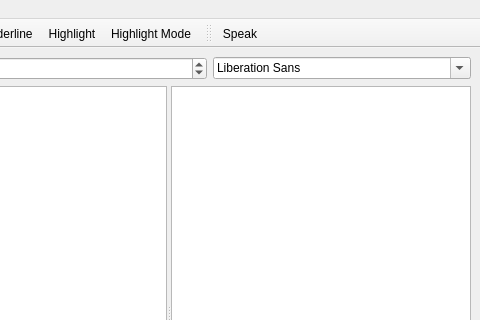
Before: the Qt Designer form ui/mainwindow.ui in nyov/writetype, drawn with Qt 5; both pictures show x 323 to 803 and y 0 to 320 of the 803 by 600 pixel window.
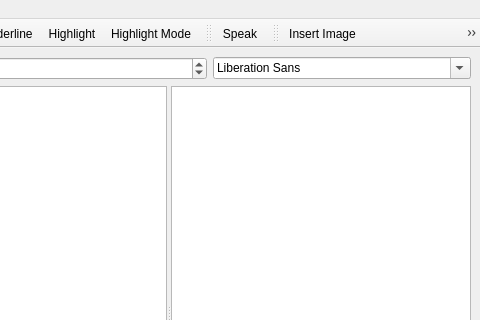
After: the same form once the commit is applied. Icons and pictures are not drawn. Custom widgets are drawn as their Qt base class.

Commit message: VERY basic and buggy image support. Beware.

```diff
--- a/ui/mainwindow.ui
+++ b/ui/mainwindow.ui
@@ -189,6 +189,20 @@
    </attribute>
    <addaction name="actionSpeak"/>
   </widget>
+  <widget class="QToolBar" name="imageToolBar">
+   <property name="windowTitle">
+    <string>toolBar</string>
+   </property>
+   <attribute name="toolBarArea">
+    <enum>TopToolBarArea</enum>
+   </attribute>
+   <attribute name="toolBarBreak">
+    <bool>false</bool>
+   </attribute>
+   <addaction name="actionInsert_Image"/>
+   <addaction name="actionAlign_Image_Left"/>
+   <addaction name="actionAlign_Image_Right"/>
+  </widget>
   <action name="actionSave">
    <property name="enabled">
     <bool>false</bool>
@@ -443,6 +457,44 @@
     <string>Distraction Free Mode</string>
    </property>
   </action>
+  <action name="actionInsert_Image">
+   <property name="icon">
+    <iconset resource="../res/resources.qrc">
+     <normaloff>:/res/key120x120.png</normaloff>:/res/key120x120.png</iconset>
+   </property>
+   <property name="text">
+    <string>Insert Image</string>
+   </property>
+  </action>
+  <action name="actionAlign_Image_Left">
+   <property name="icon">
+    <iconset resource="../res/resources.qrc">
+     <normaloff>:/res/key120x120.png</normaloff>:/res/key120x120.png</iconset>
+   </property>
+   <property name="text">
+    <string>Align Image Left</string>
+   </property>
+  </action>
+  <action name="actionAlign_Image_Right">
+   <property name="icon">
+    <iconset resource="../res/resources.qrc">
+     <normaloff>:/res/key120x120.png</normaloff>:/res/key120x120.png</iconset>
+   </property>
+   <property name="text">
+    <string>Align Image Right</string>
+   </property>
+  </action>
+  <action name="actionEnableImageToolbar">
+   <property name="checkable">
+    <bool>true</bool>
+   </property>
+   <property name="checked">
+    <bool>true</bool>
+   </property>
+   <property name="text">
+    <string>Image Toolbar</string>
+   </property>
+  </action>
  </widget>
  <customwidgets>
   <customwidget>
```
Left out of the diff: 17 changed lines with no effect on the pictures. The commit also changes 7 other files.
